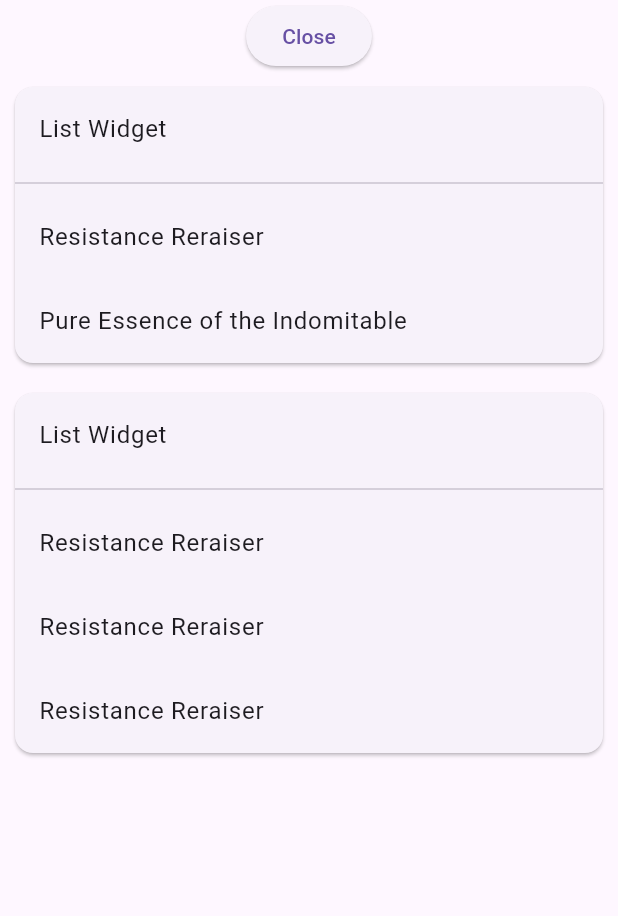
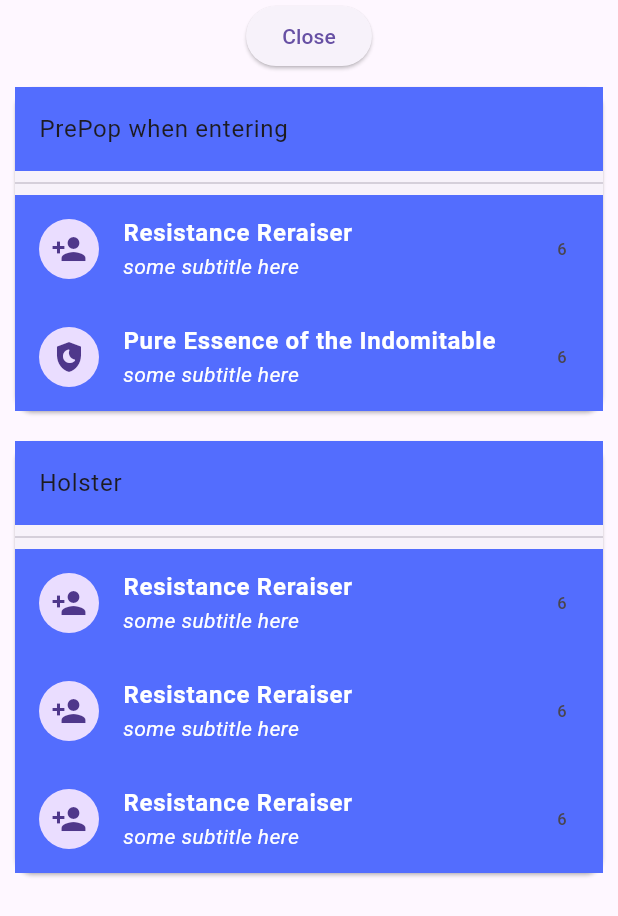
Before and after one commit to max-donger/BozjanQuestApp, a Flutter app: the HolsterItem screen opened directly, on a phone screen of 412 x 824 dp. Shown: the top 916 px of the screen. Run offline on Flutter 3.47's test engine with Material 3 defaults, Android fonts, the phone set to English and light mode, and no system bars; our stand-ins replace flutter_map.

Commit message:
improve holster action list

```diff
--- a/lib/model/actions.dart
+++ b/lib/model/actions.dart
@@ -24,6 +24,7 @@ class LostAction extends StatelessWidget {
   }
 }
 
+// Database of Lost Actions
 final List<LostAction> lostActionList = [
   LostAction(
     id: 1,
@@ -98,10 +99,3 @@ final List<List<LostAction>> prePopActions1 = [
     lostActionList.firstWhere((action) => action.id == 56)
   ]
 ];
-
-final LostAction act1 = LostAction(
-  id: 69,
-  name: 'Beep Boop',
-  icon: Icons.center_focus_strong,
-  weight: 6,
-);
--- a/lib/pages/holsterItem.dart
+++ b/lib/pages/holsterItem.dart
@@ -31,17 +31,30 @@ class HolsterItem extends StatelessWidget {
 
 class CardList extends StatelessWidget {
   final List<LostAction> listData;
+  late String _group;
 
   CardList({required this.listData});
 
   @override
   Widget build(BuildContext context) {
+    // This code is messy, but it works.
+    // It checks if the current index is the last on the list,
+    // and if it is, it sets the name.
+    // Because of this we also make CardList no longer immutable because of the late _group
+    if (listData[0] == listData.last) {
+      _group = 'Holster';
+    } else {
+      _group = 'PrePop when entering';
+    }
     return Card(
       margin: EdgeInsets.all(10.0),
       child: Column(
         children: [
-          ListTile(
-            title: Text('List ${listData[0]}'),
+          Container(
+            decoration: const BoxDecoration(color: Colors.indigoAccent),
+            child: ListTile(
+              title: Text('$_group'),
+            ),
           ),
           Divider(),
           ListView.builder(
@@ -49,8 +62,22 @@ class CardList extends StatelessWidget {
             shrinkWrap: true,
             physics: NeverScrollableScrollPhysics(),
             itemBuilder: (context, index) {
-              return ListTile(
-                title: Text(listData[index].name),
+              return Container(
+                decoration: const BoxDecoration(color: Colors.indigoAccent),
+                child: ListTile(
+                  leading: CircleAvatar(child: Icon(listData[index].icon)),
+                  title: Text(
+                    listData[index].name,
+                    style: TextStyle(
+                        color: Colors.white, fontWeight: FontWeight.bold),
+                  ),
+                  subtitle: Text(
+                    'some subtitle here',
+                    style: TextStyle(
+                        color: Colors.white, fontStyle: FontStyle.italic),
+                  ),
+                  trailing: Text(listData[index].weight.toString()),
+                ),
               );
             },
           ),
```
